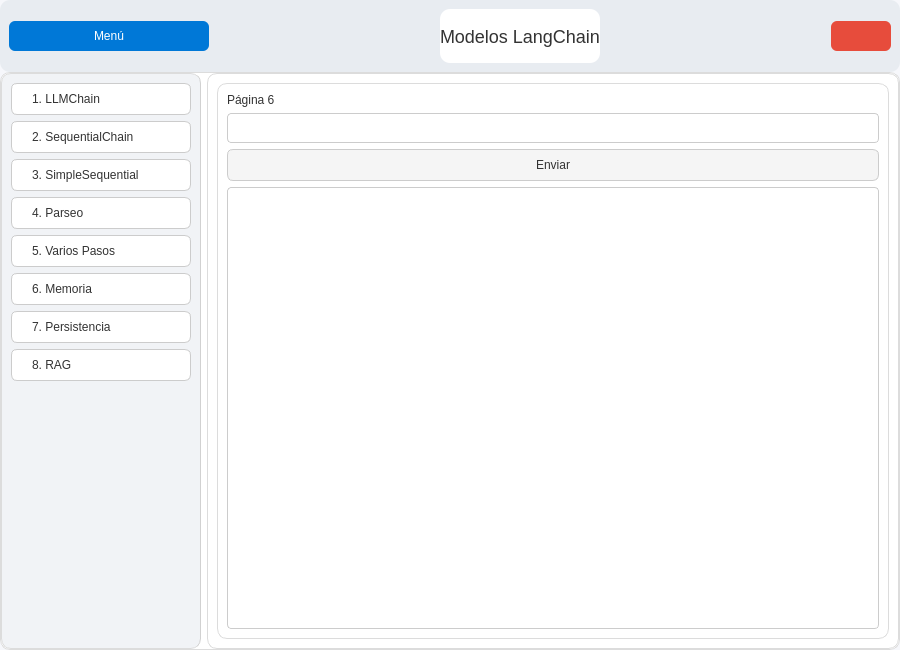
Above: interfaces/ventana_modelos_LangChain.ui from 62504leo-dot/Modelos before the change. Below: the same form after it.
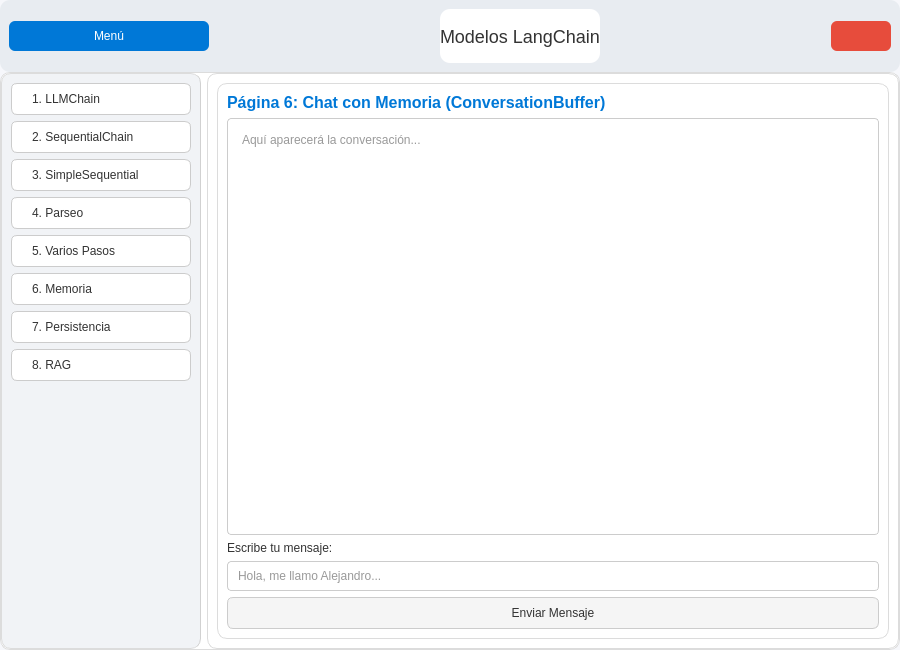
That is the form after the change. The open tabs and pages were chosen to show the change. Icons and pictures are not drawn.

```diff
--- a/interfaces/ventana_modelos_LangChain.ui
+++ b/interfaces/ventana_modelos_LangChain.ui
@@ -590,10 +590,59 @@
 
            <widget class="QWidget" name="page_lc_6">
             <layout class="QVBoxLayout" name="verticalLayout_9">
-             <item><widget class="QLabel" name="l6"><property name="text"><string>Página 6</string></property></widget></item>
-             <item><widget class="QLineEdit" name="input_lc_6"/></item>
-             <item><widget class="QPushButton" name="btn_enviar_lc_6"><property name="text"><string>Enviar</string></property></widget></item>
-             <item><widget class="QTextEdit" name="output_lc_6"/></item>
+             
+             <item>
+              <widget class="QLabel" name="label_lc_6">
+               <property name="text">
+                <string>Página 6: Chat con Memoria (ConversationBuffer)</string>
+               </property>
+               <property name="styleSheet">
+                <string notr="true">font-weight: bold; font-size: 16px; color: #0078d7;</string>
+               </property>
+              </widget>
+             </item>
+
+             <item>
+              <widget class="QTextEdit" name="output_lc_6">
+               <property name="readOnly">
+                <bool>true</bool>
+               </property>
+               <property name="placeholderText">
+                <string>Aquí aparecerá la conversación...</string>
+               </property>
+               <property name="styleSheet">
+                <string notr="true">background-color: #ffffff; border: 1px solid #ccc; padding: 10px;</string>
+               </property>
+              </widget>
+             </item>
+
+             <item>
+              <widget class="QLabel" name="label_input_6">
+               <property name="text">
+                <string>Escribe tu mensaje:</string>
+               </property>
+              </widget>
+             </item>
+
+             <item>
+              <widget class="QLineEdit" name="input_lc_6">
+               <property name="placeholderText">
+                <string>Hola, me llamo Alejandro...</string>
+               </property>
+              </widget>
+             </item>
+
+             <item>
+              <widget class="QPushButton" name="btn_enviar_lc_6">
+               <property name="text">
+                <string>Enviar Mensaje</string>
+               </property>
+               <property name="cursor">
+                <cursorShape>PointingHandCursor</cursorShape>
+               </property>
+              </widget>
+             </item>
+
             </layout>
            </widget>
 
```
Left out of the diff: 242 changed lines with no effect on the pictures.
